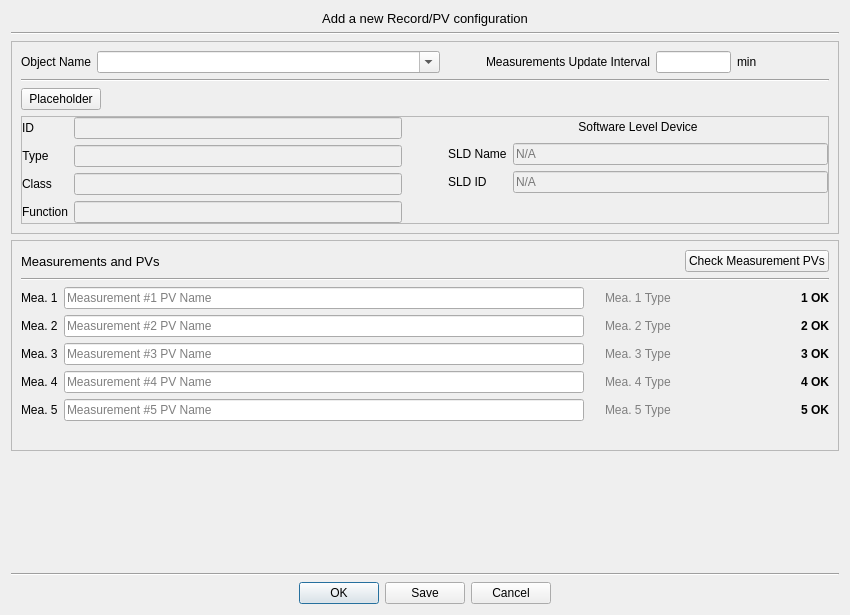
Above: ServiceManager/GUI/layouts/ConfigEntry.ui from ISISNeutronMuon/HLM_PV_Import before the change. Below: the same form after it.
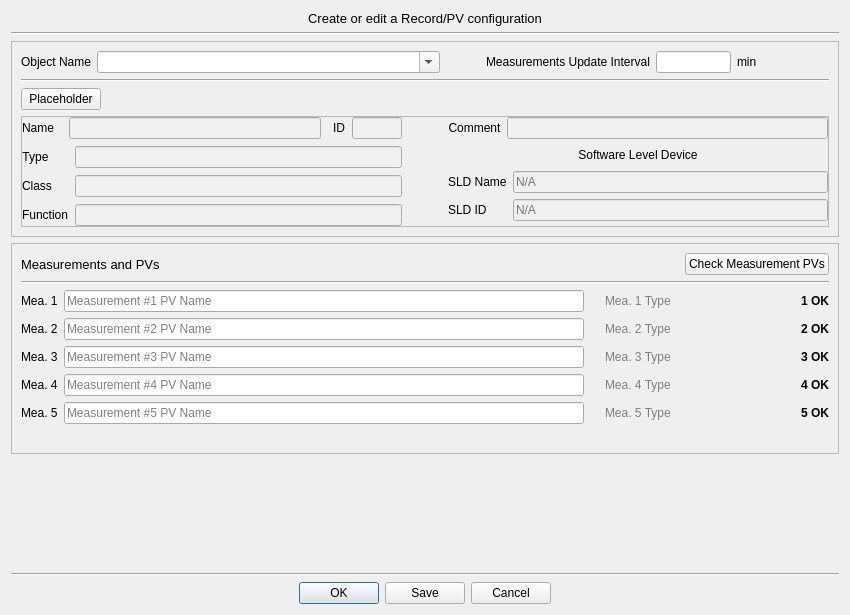
That is the form after the change.

Commit message:
Improved manager imports and DB utilities, restructured code, added more ConfigEntry dialog object details
Created DB Utilities class and moved all module functions in as methods. The DB Utils object will store the connection as attribute so that one isn't created and closed for each query. This should improve performance. Solved circular imports by moving some parts of Settings.py into the new Constants.py.
The DB connection will be created (and updated) on each Service Settings initialization (on a new settings file, e.g. when changing service path).

What changed in the file:
```diff
--- a/ServiceManager/GUI/layouts/ConfigEntry.ui
+++ b/ServiceManager/GUI/layouts/ConfigEntry.ui
@@ -24,7 +24,7 @@
   <property name="windowTitle">
    <string>Dialog</string>
   </property>
-  <layout class="QVBoxLayout" name="verticalLayout_6">
+  <layout class="QVBoxLayout" name="verticalLayout_7">
    <item>
     <widget class="QLabel" name="objectTitleLabel">
      <property name="minimumSize">
@@ -39,7 +39,7 @@
       </font>
      </property>
      <property name="text">
-      <string>Add a new Record/PV configuration</string>
+      <string>Create or edit a Record/PV configuration</string>
      </property>
      <property name="alignment">
       <set>Qt::AlignCenter</set>
@@ -213,8 +213,125 @@
          <item>
           <layout class="QHBoxLayout" name="horizontalLayout_2">
            <item>
+            <layout class="QVBoxLayout" name="verticalLayout_6">
+             <property name="spacing">
+              <number>7</number>
+             </property>
+             <item>
+              <layout class="QHBoxLayout" name="horizontalLayout_6">
+               <item>
+                <widget class="QLabel" name="objectNameDetailsLbl">
+                 <property name="maximumSize">
+                  <size>
+                   <width>75</width>
+                   <height>16777215</height>
+                  </size>
+                 </property>
+                 <property name="text">
+                  <string>Name</string>
+                 </property>
+                 <property name="alignment">
+                  <set>Qt::AlignCenter</set>
+                 </property>
+                </widget>
+               </item>
+               <item>
+                <spacer name="horizontalSpacer_16">
+                 <property name="orientation">
+                  <enum>Qt::Horizontal</enum>
+                 </property>
+                 <property name="sizeType">
+                  <enum>QSizePolicy::Fixed</enum>
+                 </property>
+                 <property name="sizeHint" stdset="0">
+                  <size>
+                   <width>8</width>
+                   <height>20</height>
+                  </size>
+                 </property>
+                </spacer>
+               </item>
+               <item>
+                <widget class="QLineEdit" name="objectNameDetailsLineEdit">
+                 <property name="maximumSize">
+                  <size>
+                   <width>16777215</width>
+                   <height>16777215</height>
+                  </size>
+                 </property>
+                 <property name="focusPolicy">
+                  <enum>Qt::NoFocus</enum>
+                 </property>
+                 <property name="styleSheet">
+                  <string notr="true">background-color: #F0F0F0;</string>
+                 </property>
+                 <property name="text">
+                  <string/>
+                 </property>
+                 <property name="readOnly">
+                  <bool>true</bool>
+                 </property>
+                </widget>
+               </item>
+               <item>
+                <spacer name="horizontalSpacer_15">
+                 <property name="orientation">
+                  <enum>Qt::Horizontal</enum>
+                 </property>
+                 <property name="sizeType">
+                  <enum>QSizePolicy::Fixed</enum>
+                 </property>
+                 <property name="sizeHint" stdset="0">
+                  <size>
+                   <width>5</width>
+                   <height>20</height>
+                  </size>
+                 </property>
+                </spacer>
+               </item>
+               <item>
+                <widget class="QLabel" name="objectIdLabel">
+                 <property name="maximumSize">
+                  <size>
+                   <width>75</width>
+                   <height>16777215</height>
+                  </size>
+                 </property>
+                 <property name="text">
+                  <string>ID</string>
+                 </property>
+                 <property name="alignment">
+                  <set>Qt::AlignCenter</set>
+                 </property>
+                </widget>
+               </item>
+               <item>
+                <widget class="QLineEdit" name="objectIdLineEdit">
+                 <property name="maximumSize">
+                  <size>
+                   <width>50</width>
+                   <height>16777215</height>
+                  </size>
+                 </property>
+                 <property name="focusPolicy">
+                  <enum>Qt::NoFocus</enum>
+                 </property>
+                 <property name="styleSheet">
+                  <string notr="true">background-color: #F0F0F0;</string>
+                 </property>
+                 <property name="text">
+                  <string/>
+                 </property>
+                 <property name="readOnly">
+                  <bool>true</bool>
+                 </property>
+                </widget>
+               </item>
+              </layout>
+             </item>
+             <item>
             <layout class="QFormLayout" name="objectDetails">
-             <item row="1" column="0">
+               <item row="0" column="0">
               <widget class="QLabel" name="objectTypeLabel">
                <property name="maximumSize">
                 <size>
@@ -230,7 +347,7 @@
                </property>
               </widget>
              </item>
-             <item row="1" column="1">
+               <item row="0" column="1">
               <widget class="QLineEdit" name="objectTypeLineEdit">
                <property name="maximumSize">
                 <size>
@@ -252,7 +369,7 @@
                </property>
               </widget>
              </item>
-             <item row="2" column="0">
+               <item row="1" column="0">
               <widget class="QLabel" name="objectClassLabel">
                <property name="maximumSize">
                 <size>
@@ -268,7 +385,7 @@
                </property>
               </widget>
              </item>
-             <item row="2" column="1">
+               <item row="1" column="1">
               <widget class="QLineEdit" name="objectClassLineEdit">
                <property name="maximumSize">
                 <size>
@@ -290,7 +407,7 @@
                </property>
               </widget>
              </item>
-             <item row="3" column="0">
+               <item row="2" column="0">
               <widget class="QLabel" name="objectFunctionLabel">
                <property name="maximumSize">
                 <size>
@@ -306,7 +423,7 @@
                </property>
               </widget>
              </item>
-             <item row="3" column="1">
+               <item row="2" column="1">
               <widget class="QLineEdit" name="objectFunctionLineEdit">
                <property name="maximumSize">
                 <size>
@@ -328,43 +445,7 @@
                </property>
               </widget>
              </item>
-             <item row="0" column="0">
-              <widget class="QLabel" name="objectIdLabel">
-               <property name="maximumSize">
-                <size>
-                 <width>75</width>
-                 <height>16777215</height>
-                </size>
-               </property>
-               <property name="text">
-                <string>ID</string>
-               </property>
-               <property name="alignment">
-                <set>Qt::AlignCenter</set>
-               </property>
-              </widget>
-             </item>
-             <item row="0" column="1">
-              <widget class="QLineEdit" name="objectIdLineEdit">
-               <property name="maximumSize">
-                <size>
-                 <width>16777215</width>
-                 <height>16777215</height>
-                </size>
-               </property>
-               <property name="focusPolicy">
-                <enum>Qt::NoFocus</enum>
-               </property>
-               <property name="styleSheet">
-                <string notr="true">background-color: #F0F0F0;</string>
-               </property>
-               <property name="text">
-                <string/>
-               </property>
-               <property name="readOnly">
-                <bool>true</bool>
-               </property>
-              </widget>
+              </layout>
              </item>
             </layout>
            </item>
@@ -386,6 +467,48 @@
            </item>
            <item>
             <layout class="QVBoxLayout" name="SLDDetails">
+             <item>
+              <layout class="QHBoxLayout" name="horizontalLayout_7">
+               <item>
+                <widget class="QLabel" name="objectCommentLabel">
+                 <property name="maximumSize">
+                  <size>
+                   <width>75</width>
+                   <height>16777215</height>
+                  </size>
+                 </property>
+                 <property name="text">
+                  <string>Comment</string>
+                 </property>
+                 <property name="alignment">
+                  <set>Qt::AlignCenter</set>
+                 </property>
+                </widget>
+               </item>
+               <item>
+                <widget class="QLineEdit" name="objectCommentLineEdit">
+                 <property name="maximumSize">
+                  <size>
+                   <width>16777215</width>
+                   <height>16777215</height>
+                  </size>
+                 </property>
+                 <property name="focusPolicy">
+                  <enum>Qt::NoFocus</enum>
+                 </property>
+                 <property name="styleSheet">
+                  <string notr="true">background-color: #F0F0F0;</string>
+                 </property>
+                 <property name="text">
+                  <string/>
+                 </property>
+                 <property name="readOnly">
+                  <bool>true</bool>
+                 </property>
+                </widget>
+               </item>
+              </layout>
+             </item>
              <item>
               <widget class="QLabel" name="softwareLevelDeviceLabel">
                <property name="enabled">
```
Left out of the diff: 2 changed lines with no effect on the pictures. Lines whose indentation alone changed are shown as unchanged. The commit also changes 14 other files.
